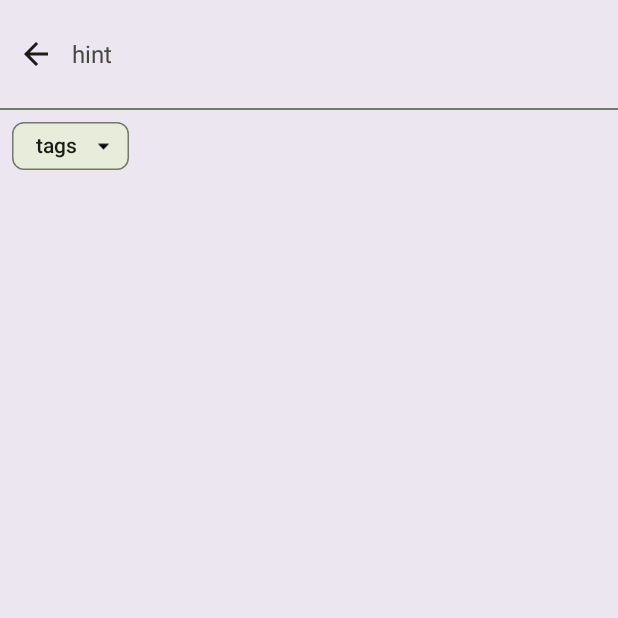
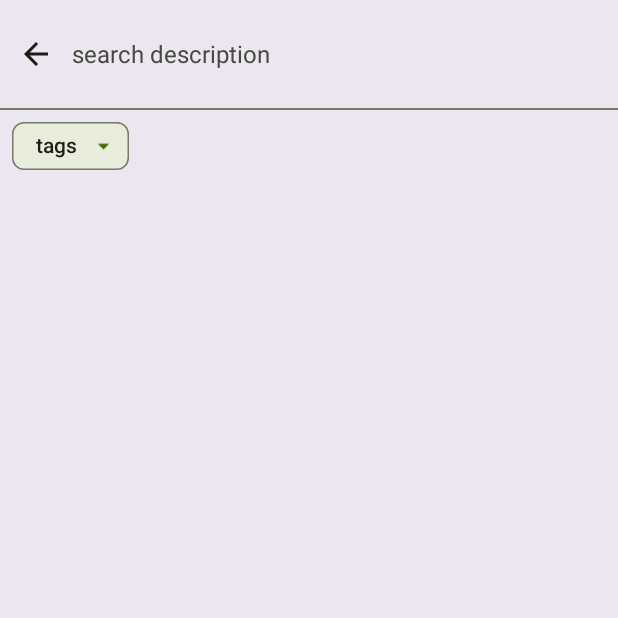
Before and after one commit to kaiberg/Paws, an Android app: the screen it shows after launch (MainActivity), after a tap on an icon or button, on a phone screen of 412 x 824 dp, the top half of it. Run offline under Robolectric (Android 15) with nearby library versions, the phone set to English and light mode, and no system bars; our stand-ins replace Dagger/Hilt's generated code; pictures from the network do not load; 1 statement that could not run was skipped.

Commit message:
improved photogallery search usability

```diff
--- a/app/src/main/java/com/paws/photoapplication/data/repository/photoRepository.kt
+++ b/app/src/main/java/com/paws/photoapplication/data/repository/photoRepository.kt
@@ -1,5 +1,6 @@
 package com.paws.photoapplication.data.repository
 
+import android.util.Log.d
 import com.paws.photoapplication.data.model.Photo
 import com.paws.photoapplication.data.network.DogApiService
 import kotlinx.coroutines.CoroutineScope
@@ -40,10 +41,12 @@ class  DogCEOPhotoRepository @Inject constructor(val dogApi: DogApiService): Pho
         }
     }
 
+
     private suspend fun SeedData() {
         val sampleText = "Lorem Ipsum is simply dummy text of the printing and typesetting industry. Lorem Ipsum has been the industry's standard dummy text ever since the 1500s, when an unknown printer took a galley of type and scrambled it to make a type specimen book. It has survived not only five centuries, but also the leap into electronic typesetting, remaining essentially unchanged. It was popularised in the 1960s with the release of Letraset sheets containing Lorem Ipsum passages, and more recently with desktop publishing software like Aldus PageMaker including versions of Lorem Ipsum."
 
         val response = dogApi.GetPhotos(50)
+        d("http", "$response")
         val photoSet = response.message.map {
             val start = Random.nextInt(0, tags.size)
             val end = Random.nextInt(start, tags.size)
@@ -53,6 +56,7 @@ class  DogCEOPhotoRepository @Inject constructor(val dogApi: DogApiService): Pho
             Photo(it, tags.subList(start,end),sampleText.substring(sstart,send))
         }
 
+        d("photoset set to", "$photoSet")
         _photos.value = photoSet
     }
     override fun getPhotos(): Flow<List<Photo>> {
--- a/app/src/main/java/com/paws/photoapplication/ui/photoGallery/PhotoGalleryViewModel.kt
+++ b/app/src/main/java/com/paws/photoapplication/ui/photoGallery/PhotoGalleryViewModel.kt
@@ -1,18 +1,27 @@
 package com.paws.photoapplication.ui.photoGallery
 
-import androidx.lifecycle.*
+import androidx.lifecycle.LiveData
+import androidx.lifecycle.MutableLiveData
+import androidx.lifecycle.ViewModel
+import androidx.lifecycle.viewModelScope
 import com.paws.photoapplication.data.model.Photo
 import com.paws.photoapplication.data.repository.PhotoRepository
 import dagger.hilt.android.lifecycle.HiltViewModel
-import kotlinx.coroutines.flow.*
+import kotlinx.coroutines.flow.MutableStateFlow
+import kotlinx.coroutines.flow.StateFlow
+import kotlinx.coroutines.flow.asStateFlow
 import kotlinx.coroutines.launch
 import javax.inject.Inject
+
 
 @HiltViewModel
 class PhotoGalleryViewModel @Inject constructor(private val repository: PhotoRepository) : ViewModel() {
 
     private val _photos: MutableStateFlow<List<Photo>> = MutableStateFlow(emptyList())
     val photos: StateFlow<List<Photo>> = _photos.asStateFlow()
+
+    private val _isSearchViewOpen = MutableLiveData<Boolean>()
+    val isSearchViewOpen : LiveData<Boolean> =_isSearchViewOpen
 
     var descriptionFilter: String = ""
     var tagsFilter: List<String> = emptyList()
@@ -41,4 +50,8 @@ class PhotoGalleryViewModel @Inject constructor(private val repository: PhotoRep
                     it.tags.containsAll(tagsFilter)
         }
     }
+
+    fun closeSearchView() {
+        _isSearchViewOpen.value = false
+    }
 }
--- a/app/src/main/res/drawable/baseline_arrow_drop_down_black_24.xml
+++ b/app/src/main/res/drawable/baseline_arrow_drop_down_24.xml
@@ -1,4 +1,4 @@
-<vector android:height="24dp" android:tint="#000000"
+<vector android:height="24dp" android:tint="?attr/colorControlNormal"
     android:viewportHeight="24" android:viewportWidth="24"
     android:width="24dp" xmlns:android="http://schemas.android.com/apk/res/android">
     <path android:fillColor="@android:color/white" android:pathData="M7,10l5,5 5,-5z"/>
--- a/app/src/main/res/drawable/baseline_check_white_24.xml
+++ b/app/src/main/res/drawable/baseline_check_24.xml
@@ -1,4 +1,4 @@
-<vector android:height="24dp" android:tint="#FFFFFF"
+<vector android:height="24dp" android:tint="?attr/colorControlNormal"
     android:viewportHeight="24" android:viewportWidth="24"
     android:width="24dp" xmlns:android="http://schemas.android.com/apk/res/android">
     <path android:fillColor="@android:color/white" android:pathData="M9,16.17L4.83,12l-1.42,1.41L9,19 21,7l-1.41,-1.41z"/>
--- a/app/src/main/res/drawable/baseline_close_white_24.xml
+++ b/app/src/main/res/drawable/baseline_close_24.xml
@@ -1,4 +1,4 @@
-<vector android:height="24dp" android:tint="#FFFFFF"
+<vector android:height="24dp" android:tint="?attr/colorControlNormal"
     android:viewportHeight="24" android:viewportWidth="24"
     android:width="24dp" xmlns:android="http://schemas.android.com/apk/res/android">
     <path android:fillColor="@android:color/white" android:pathData="M19,6.41L17.59,5 12,10.59 6.41,5 5,6.41 10.59,12 5,17.59 6.41,19 12,13.41 17.59,19 19,17.59 13.41,12z"/>
--- /dev/null
+++ b/app/src/main/res/drawable/baseline_tag_24.xml
@@ -0,0 +1,5 @@
+<vector android:height="24dp" android:tint="?attr/colorControlNormal"
+    android:viewportHeight="24" android:viewportWidth="24"
+    android:width="24dp" xmlns:android="http://schemas.android.com/apk/res/android">
+    <path android:fillColor="@android:color/white" android:pathData="M21.41,11.41l-8.83,-8.83C12.21,2.21 11.7,2 11.17,2H4C2.9,2 2,2.9 2,4v7.17c0,0.53 0.21,1.04 0.59,1.41l8.83,8.83c0.78,0.78 2.05,0.78 2.83,0l7.17,-7.17C22.2,13.46 22.2,12.2 21.41,11.41zM6.5,8C5.67,8 5,7.33 5,6.5S5.67,5 6.5,5S8,5.67 8,6.5S7.33,8 6.5,8z"/>
+</vector>
--- a/app/src/main/res/layout/fragment_options_dialog.xml
+++ b/app/src/main/res/layout/fragment_options_dialog.xml
@@ -22,7 +22,7 @@
             android:layout_width="wrap_content"
             android:layout_height="wrap_content"
             android:layout_weight="1"
-            android:drawableStart="@drawable/baseline_close_white_24"
+            android:drawableStart="@drawable/baseline_close_24"
             android:drawablePadding="8dp"
             android:padding="8dp" />
 
@@ -31,7 +31,7 @@
             android:layout_width="wrap_content"
             android:layout_height="wrap_content"
             android:layout_weight="1"
-            android:drawableEnd="@drawable/baseline_check_white_24"
+            android:drawableEnd="@drawable/baseline_check_24"
             android:drawablePadding="8dp"
             android:padding="8dp" />
 
--- a/app/src/main/res/layout/fragment_photo_gallery.xml
+++ b/app/src/main/res/layout/fragment_photo_gallery.xml
@@ -41,7 +41,9 @@
             android:id="@+id/search_bar"
             android:layout_width="match_parent"
             android:layout_height="wrap_content"
-            android:hint="hint"></com.google.android.material.search.SearchBar>
+            android:hint="search"
+            app:menu="@menu/searchbar_gallery"
+            app:tintNavigationIcon="false"></com.google.android.material.search.SearchBar>
 
         <HorizontalScrollView
             android:layout_width="match_parent"
@@ -64,7 +66,7 @@
         android:id="@+id/search_view"
         android:layout_width="match_parent"
         android:layout_height="match_parent"
-        android:hint="hint"
+        android:hint="search description"
         app:layout_anchor="@id/search_bar">
         <!-- Search suggestions/results go here (ScrollView, RecyclerView, etc.). -->
 
@@ -82,7 +84,7 @@
                 android:text="tags"
                 app:checkedIconEnabled="false"
                 app:checkedIconVisible="false"
-                app:chipIcon="@drawable/baseline_arrow_drop_down_black_24"
+                app:chipIcon="@drawable/baseline_arrow_drop_down_24"
                 app:chipIconEnabled="true"
                 app:chipIconVisible="true"></com.google.android.material.chip.Chip>
         </com.google.android.material.chip.ChipGroup>
--- a/app/src/main/res/layout/photo_list_item.xml
+++ b/app/src/main/res/layout/photo_list_item.xml
@@ -28,6 +28,7 @@
             android:id="@+id/txv_description"
             android:layout_width="0dp"
             android:layout_height="wrap_content"
+            android:ellipsize="marquee"
             android:maxLength="128"
             android:padding="8dp"
             android:textColor="#353434"
--- a/app/src/main/res/menu/options_dialog_menu.xml
+++ b/app/src/main/res/menu/options_dialog_menu.xml
@@ -3,7 +3,7 @@
     xmlns:android="http://schemas.android.com/apk/res/android">
 
     <item
-        android:icon="@drawable/baseline_close_white_24"
+        android:icon="@drawable/baseline_close_24"
         android:title="exit"
         app:showAsAction="ifRoom" />
     <item
@@ -12,7 +12,7 @@
         app:actionViewClass="android.widget.SearchView"
         app:showAsAction="always"></item>
     <item
-        android:icon="@drawable/baseline_check_white_24"
+        android:icon="@drawable/baseline_check_24"
         android:title="apply"
         app:showAsAction="ifRoom|withText" />
 </menu>
--- /dev/null
+++ b/app/src/main/res/menu/searchbar_gallery.xml
@@ -0,0 +1,11 @@
+<?xml version="1.0" encoding="utf-8"?>
+<menu xmlns:android="http://schemas.android.com/apk/res/android"
+    xmlns:app="http://schemas.android.com/apk/res-auto"
+    >
+    <item
+        android:id="@+id/action_tags_search"
+        android:icon="@drawable/baseline_tag_24"
+        android:title="search tags"
+        app:showAsAction="ifRoom"/>
+
+</menu>
```
Also changed, not shown: app/src/main/java/com/paws/photoapplication/ui/optionsDialog/OptionsBottomSheetDialogFragment.kt (+7 -2 lines), app/src/main/java/com/paws/photoapplication/ui/photoGallery/PhotoGalleryFragment.kt (+19 -2 lines).
